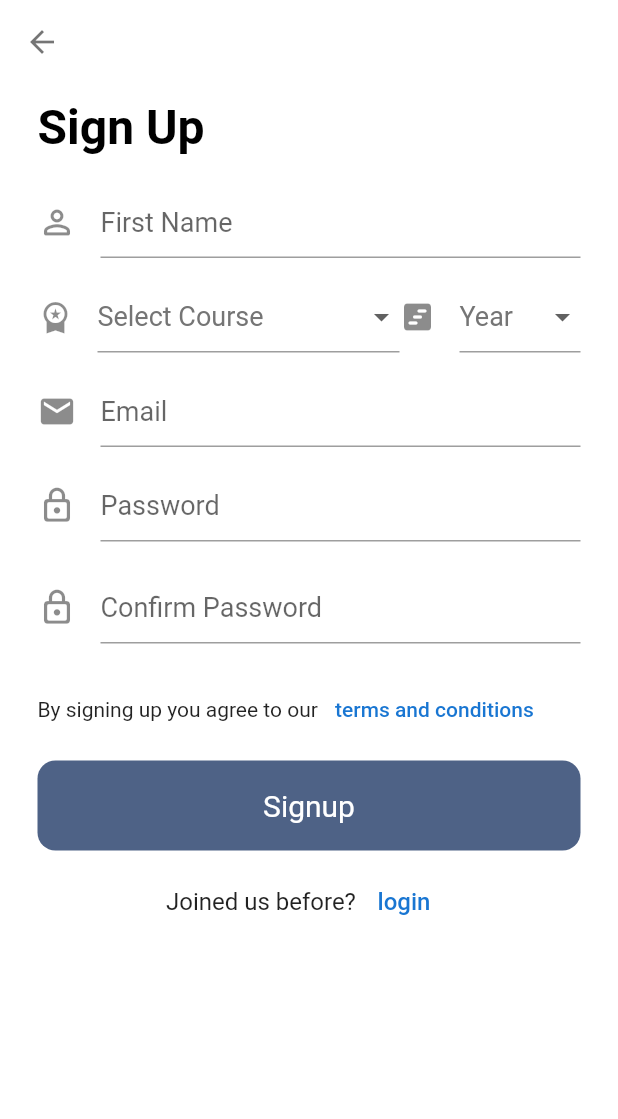
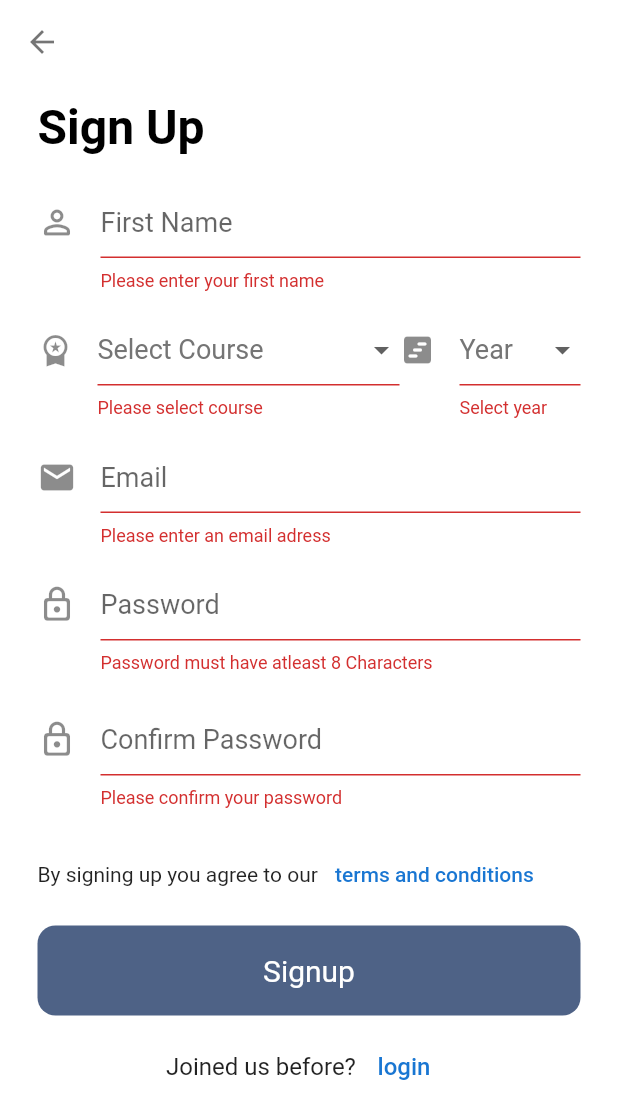
Before and after one commit to dev-vickie/denote, a Flutter app: the RegisterPage screen opened directly, after a tap on "Signup", on a phone screen of 412 x 824 dp. Shown: the top 1119 px of the screen. Run offline on Flutter 3.47's test engine with Material 2 defaults, Android fonts, the light colour scheme and no system bars.

Commit message:
FR - added validator CustomTextField

```diff
--- a/lib/auth/pages/register_page.dart
+++ b/lib/auth/pages/register_page.dart
@@ -13,13 +13,25 @@ class RegisterPage extends StatefulWidget {
 }
 
 class _RegisterPageState extends State<RegisterPage> {
-  final nameConroller = TextEditingController();
-  final emailConroller = TextEditingController();
-  final passwordConroller = TextEditingController();
+  final nameController = TextEditingController();
+  final emailController = TextEditingController();
+  final passwordController = TextEditingController();
+
+  @override
+  void dispose() {
+    nameController.dispose();
+    emailController.dispose();
+    passwordController.dispose();
+
+    super.dispose();
+  }
 
   String? dropDownValue = "Select Course";
   String? dropDownYear = "Year";
+  String? _confirmPassword;
+
   final _formKey = GlobalKey<FormState>();
+
   @override
   Widget build(BuildContext context) {
     return Scaffold(
@@ -46,9 +58,16 @@ class _RegisterPageState extends State<RegisterPage> {
 
                   //FirstName input
                   CustomTextField(
-                    controller: nameConroller,
+                    controller: nameController,
                     icon: Icons.perm_identity_rounded,
                     hintText: "First Name",
+                    validator: (value) {
+                      if (value!.isEmpty) {
+                        return "Please enter your first name";
+                      } else {
+                        return null;
+                      }
+                    },
                   ),
                   const SizedBox(height: 15),
 
@@ -58,6 +77,15 @@ class _RegisterPageState extends State<RegisterPage> {
                       Expanded(
                         flex: 2,
                         child: DropdownButtonFormField(
+                          validator: (value) {
+                            if (value!.isEmpty) {
+                              return "Please select course";
+                            } else if (value == "Select Course") {
+                              return "Please select course";
+                            } else {
+                              return null;
+                            }
+                          },
                           style: TextStyle(
                             fontSize: 18,
                             color: Colors.grey[600],
@@ -83,6 +111,15 @@ class _RegisterPageState extends State<RegisterPage> {
                       ),
                       Expanded(
                         child: DropdownButtonFormField(
+                          validator: (value) {
+                            if (value!.isEmpty) {
+                              return "Enter your year";
+                            } else if (value == "Year") {
+                              return "Select year";
+                            } else {
+                              return null;
+                            }
+                          },
                           style: TextStyle(
                             fontSize: 18,
                             color: Colors.grey[600],
@@ -115,17 +152,43 @@ class _RegisterPageState extends State<RegisterPage> {
 
                   //Email input field
                   CustomTextField(
-                    controller: emailConroller,
+                    controller: emailController,
                     icon: Icons.email,
                     hintText: "Email",
+                    validator: (value) {
+                      RegExp regex = RegExp(r'\w+@\w+\.\w+');
+                      if (value!.isEmpty) {
+                        return "Please enter an email adress";
+                      } else if (!regex.hasMatch(value)) {
+                        return "Please enter a valid email adress";
+                      }
+                      return null;
+                    },
                   ),
                   const SizedBox(height: 15),
 
                   //Password input field
                   CustomTextField(
-                    controller: passwordConroller,
+                    //TODO:suffix icon
+                    controller: passwordController,
                     icon: Icons.lock_outline_rounded,
                     hintText: "Password",
+                    validator: (value) {
+                      RegExp hasUpper = RegExp(r'[A-Z]');
+                      RegExp hasDigit = RegExp(r'\d');
+                      if (!RegExp(r'.{8,}').hasMatch(value!)) {
+                        return "Password must have atleast 8 Characters";
+                      }
+                      if (!hasUpper.hasMatch(value)) {
+                        return "Put Atleast one Uppercase";
+                      }
+                      if (!hasDigit.hasMatch(value)) {
+                        return "Put Atleast one Digit";
+                      }
+
+                      _confirmPassword = value;
+                      return null;
+                    },
                   ),
                   const SizedBox(height: 20),
 
@@ -133,6 +196,15 @@ class _RegisterPageState extends State<RegisterPage> {
                   CustomTextField(
                     icon: Icons.lock_outline_rounded,
                     hintText: "Confirm Password",
+                    validator: (value) {
+                      if (value!.isEmpty) {
+                        return "Please confirm your password";
+                      }
+                      if (value != _confirmPassword) {
+                        return "Passwords do not match";
+                      }
+                      return null;
+                    },
                   ),
                   const SizedBox(
                     height: 20,
@@ -157,7 +229,15 @@ class _RegisterPageState extends State<RegisterPage> {
 
                   //Submit button
                   GestureDetector(
-                    onTap: () {},
+                    onTap: () {
+                      if (_formKey.currentState!.validate()) {
+                        ScaffoldMessenger.of(context).showSnackBar(
+                          const SnackBar(
+                            content: Text("Signup Successful"),
+                          ),
+                        );
+                      }
+                    },
                     child: const SubmitButton(buttonText: "Signup"),
                   ),
                   const SizedBox(
--- a/lib/auth/widgets/custom_textfield.dart
+++ b/lib/auth/widgets/custom_textfield.dart
@@ -4,10 +4,12 @@ class CustomTextField extends StatefulWidget {
   TextEditingController? controller;
   final String hintText;
   final IconData icon;
+  final String? Function(String?)? validator;
 
   CustomTextField({
     super.key,
     this.controller,
+    this.validator,
     required this.icon,
     required this.hintText,
   });
@@ -20,6 +22,8 @@ class _CustomTextFieldState extends State<CustomTextField> {
   @override
   Widget build(BuildContext context) {
     return TextFormField(
+      controller: widget.controller,
+      validator: widget.validator,
       decoration: InputDecoration(
         hintText: widget.hintText,
         hintStyle: const TextStyle(
--- a/lib/main.dart
+++ b/lib/main.dart
@@ -8,7 +8,6 @@ void main() {
 class MyApp extends StatelessWidget {
   const MyApp({super.key});
 
-  // This widget is the root of your application.
   @override
   Widget build(BuildContext context) {
     return const MaterialApp(
```
Also changed, not shown: lib/auth/pages/forgot_password.dart (+18 -1 lines), lib/auth/pages/login_page.dart (+34 -1 lines).
